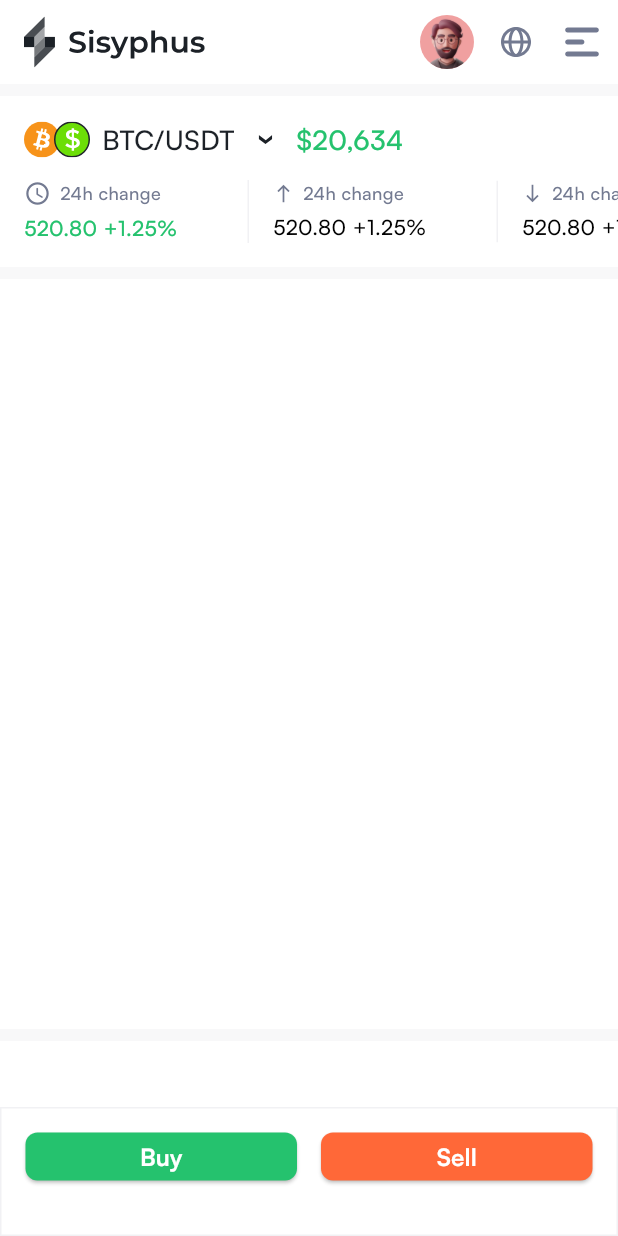
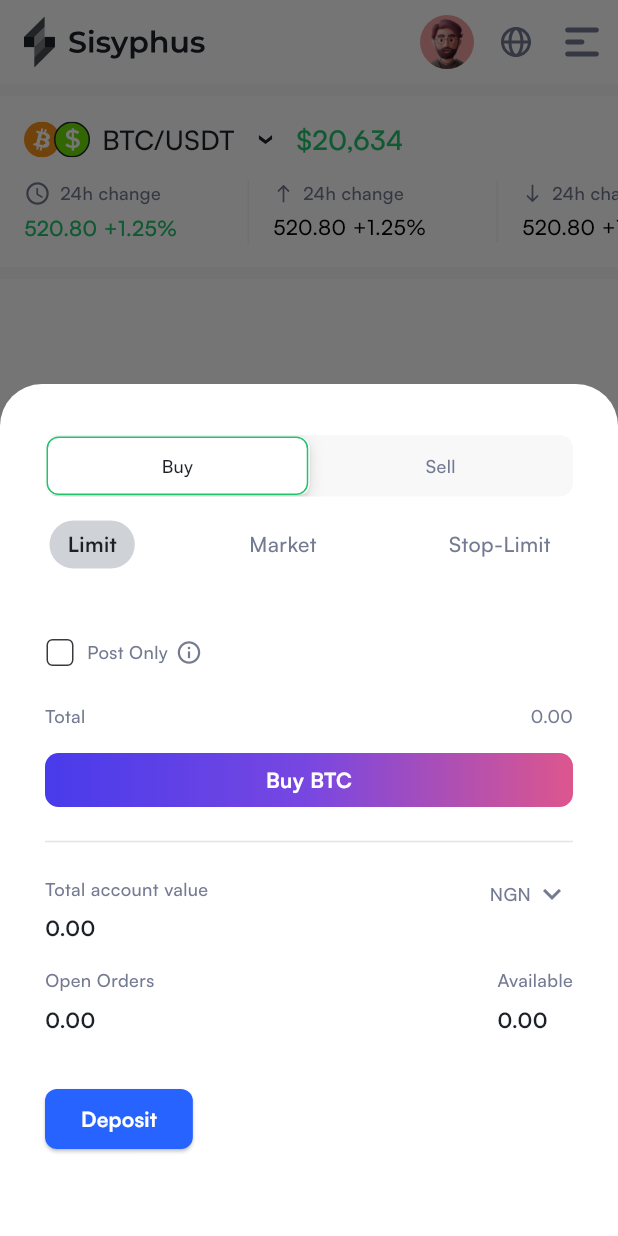
Before and after one commit to JustineUgo/roq_phus, a Flutter app: the screen it shows after launch, after a tap on "Buy", on a phone screen of 412 x 824 dp. Run offline on Flutter 3.47's test engine with Material 3 defaults, Android fonts, the phone set to English and light mode, and no system bars; our stand-ins replace flutter_svg.

Commit message:
ui: order bottomsheet wip

```diff
--- a/lib/src/widgets/footer.dart
+++ b/lib/src/widgets/footer.dart
@@ -1,4 +1,5 @@
 import 'package:flutter/material.dart';
+import 'package:sisyphus/src/widgets/order_bottomsheet.dart';
 import 'package:sisyphus/theme/theme.dart';
 
 class Footer extends StatelessWidget {
@@ -7,10 +8,7 @@ class Footer extends StatelessWidget {
   @override
   Widget build(BuildContext context) {
     return Container(
-      padding: const EdgeInsets.symmetric(
-        horizontal: 16,
-        vertical: 16,
-      ),
+      padding: const EdgeInsets.symmetric(horizontal: 16, vertical: 16),
       decoration: BoxDecoration(
         color: Theme.of(context).bottomSheetTheme.backgroundColor,
         borderRadius: BorderRadius.zero,
@@ -35,7 +33,15 @@ class Footer extends StatelessWidget {
                     ),
                   ),
                 ),
-                onPressed: () {},
+                onPressed: () {
+                  showModalBottomSheet<dynamic>(
+                    isScrollControlled: true,
+                    context: context,
+                    builder: (BuildContext buildContext) {
+                      return const OrderBottomSheet();
+                    },
+                  );
+                },
                 child: Text(
                   'Buy',
                   style: TextStyle(
@@ -56,7 +62,15 @@ class Footer extends StatelessWidget {
                     ),
                   ),
                 ),
-                onPressed: () {},
+                onPressed: () {
+                  showModalBottomSheet<dynamic>(
+                    isScrollControlled: true,
+                    context: context,
+                    builder: (BuildContext buildContext) {
+                      return const OrderBottomSheet();
+                    },
+                  );
+                },
                 child: Text(
                   'Sell',
                   style: TextStyle(
@@ -72,25 +86,3 @@ class Footer extends StatelessWidget {
     );
   }
 }
-
-// void displayBottomSheet(
-//   BuildContext context,
-//   TradeType tradeAction,
-// ) {
-//   showModalBottomSheet<dynamic>(
-//     isScrollControlled: true,
-//     context: context,
-//     shape: const RoundedRectangleBorder(
-//       borderRadius: BorderRadius.only(
-//         topLeft: Radius.circular(16),
-//         topRight: Radius.circular(16),
-//       ),
-//     ),
-//     backgroundColor:
-//         context.isDarkMode ? const Color(0xff20252B) : AppColors.white,
-//     barrierColor: Colors.black.withOpacity(0.5),
-//     builder: (BuildContext buildContext) {
-//       return const TradeBottomSheet();
-//     },
-//   );
-// }
--- a/lib/src/widgets/header.dart
+++ b/lib/src/widgets/header.dart
@@ -1,4 +1,3 @@
-import 'package:flutter/cupertino.dart';
 import 'package:flutter/material.dart';
 import 'package:flutter_svg/svg.dart';
 import 'package:sisyphus/theme/theme.dart';
--- /dev/null
+++ b/lib/src/widgets/order_bottomsheet.dart
@@ -0,0 +1,310 @@
+import 'package:flutter/cupertino.dart';
+import 'package:flutter/material.dart';
+import 'package:sisyphus/theme/theme.dart';
+
+class OrderBottomSheet extends StatefulWidget {
+  const OrderBottomSheet({super.key});
+
+  @override
+  State<OrderBottomSheet> createState() => _OrderBottomSheetState();
+}
+
+class _OrderBottomSheetState extends State<OrderBottomSheet> {
+  int selectedValue = 0;
+  String activeOption = 'Limit';
+
+  @override
+  Widget build(BuildContext context) {
+    return SingleChildScrollView(
+      padding: EdgeInsets.only(
+        bottom: MediaQuery.of(context).viewInsets.bottom,
+      ),
+      child: Padding(
+        padding: const EdgeInsets.fromLTRB(30, 34, 30, 34),
+        child: Column(
+          crossAxisAlignment: CrossAxisAlignment.start,
+          mainAxisSize: MainAxisSize.min,
+          children: [
+            SizedBox(
+              child: Column(
+                children: [
+                  CupertinoSlidingSegmentedControl(
+                    backgroundColor: Theme.of(context).scaffoldBackgroundColor,
+                    thumbColor:
+                        Theme.of(context).bottomSheetTheme.backgroundColor!,
+                    padding: const EdgeInsets.all(1),
+                    groupValue: selectedValue,
+                    children: {
+                      0: Container(
+                        width: 300,
+                        padding: const EdgeInsets.all(10),
+                        decoration: selectedValue != 0
+                            ? null
+                            : BoxDecoration(
+                                border:
+                                    Border.all(color: AppTheme.getTheme.green),
+                                borderRadius: BorderRadius.circular(8)),
+                        child: Center(
+                          child: Text('Buy',
+                              style: TextStyle(
+                                  fontSize: 12,
+                                  fontWeight: FontWeight.w500,
+                                  color: selectedValue == 0
+                                      ? AppTheme.getTheme.textColor
+                                      : AppTheme.getTheme.iconColor)),
+                        ),
+                      ),
+                      1: Container(
+                        width: 300,
+                        padding: const EdgeInsets.all(10),
+                        decoration: selectedValue != 1
+                            ? null
+                            : BoxDecoration(
+                                border:
+                                    Border.all(color: AppTheme.getTheme.green),
+                                borderRadius: BorderRadius.circular(8)),
+                        child: Center(
+                          child: Text('Sell',
+                              style: TextStyle(
+                                  fontSize: 12,
+                                  fontWeight: FontWeight.w500,
+                                  color: selectedValue == 1
+                                      ? AppTheme.getTheme.textColor
+                                      : AppTheme.getTheme.iconColor)),
+                        ),
+                      ),
+                    },
+                    onValueChanged: (value) {
+                      setState(() {
+                        selectedValue = value!;
+                      });
+                    },
+                  ),
+                ],
+              ),
+            ),
+            const SizedBox(height: 16),
+            Row(
+              mainAxisAlignment: MainAxisAlignment.spaceBetween,
+              children: ['Limit', 'Market', 'Stop-Limit'].map((option) {
+                bool isSelected = activeOption == option;
+                return GestureDetector(
+                  onTap: () {
+                    setState(() {
+                      activeOption = option;
+                    });
+                  },
+                  child: AnimatedContainer(
+                    duration: const Duration(milliseconds: 300),
+                    margin: const EdgeInsets.symmetric(horizontal: 3),
+                    padding:
+                        const EdgeInsets.symmetric(vertical: 6, horizontal: 12),
+                    decoration: BoxDecoration(
+                      borderRadius: BorderRadius.circular(100),
+                      color:
+                          isSelected ? AppTheme.getTheme.selectionColor : null,
+                    ),
+                    child: Center(
+                      child: Text(
+                        option,
+                        style: TextStyle(
+                          fontWeight:
+                              isSelected ? FontWeight.w700 : FontWeight.w500,
+                          fontSize: 14,
+                          color: isSelected
+                              ? AppTheme.getTheme.textColor
+                              : AppTheme.getTheme.iconColor,
+                        ),
+                      ),
+                    ),
+                  ),
+                );
+              }).toList(),
+            ),
+            const SizedBox(height: 16),
+            const SizedBox(height: 16),
+            Row(
+              children: [
+                SizedBox(
+                  width: 20,
+                  child: Checkbox(
+                    value: false,
+                    fillColor: WidgetStateProperty.all(
+                        Theme.of(context).bottomSheetTheme.backgroundColor!),
+                    checkColor: AppTheme.getTheme.iconColor,
+                    side: BorderSide(color: AppTheme.getTheme.borderColor),
+                    shape: RoundedRectangleBorder(
+                        borderRadius: BorderRadius.circular(4)),
+                    onChanged: (value) {},
+                  ),
+                ),
+                const SizedBox(width: 8),
+                Text(
+                  'Post Only',
+                  style: TextStyle(
+                      fontSize: 12,
+                      fontWeight: FontWeight.w500,
+                      color: AppTheme.getTheme.iconColor),
+                ),
+                const SizedBox(width: 5),
+                Icon(Icons.info_outline,
+                    size: 18, color: AppTheme.getTheme.iconColor),
+              ],
+            ),
+            const SizedBox(height: 10),
+            Row(
+              mainAxisAlignment: MainAxisAlignment.spaceBetween,
+              children: [
+                Text(
+                  'Total',
+                  style: TextStyle(
+                      fontSize: 12,
+                      fontWeight: FontWeight.w500,
+                      color: AppTheme.getTheme.iconColor),
+                ),
+                Text(
+                  '0.00',
+                  style: TextStyle(
+                      fontSize: 12,
+                      fontWeight: FontWeight.w500,
+                      color: AppTheme.getTheme.iconColor),
+                ),
+              ],
+            ),
+            const SizedBox(height: 16),
+            Container(
+              width: double.infinity,
+              padding: const EdgeInsets.symmetric(vertical: 8.0),
+              decoration: BoxDecoration(
+                borderRadius: BorderRadius.circular(9),
+                gradient: const LinearGradient(
+                  colors: [
+                    Color(0xff483BEB),
+                    Color(0xff7847E1),
+                    Color(0xffDD568D),
+                  ],
+                ),
+              ),
+              child: Center(
+                child: Text('Buy BTC',
+                    style: TextStyle(
+                        color: AppTheme.getTheme.white,
+                        fontSize: 14,
+                        fontWeight: FontWeight.w700)),
+              ),
+            ),
+            const SizedBox(height: 15),
+            Divider(color: AppTheme.getTheme.iconColor.withOpacity(.2)),
+            const SizedBox(height: 15),
+            Row(
+              mainAxisAlignment: MainAxisAlignment.spaceBetween,
+              crossAxisAlignment: CrossAxisAlignment.start,
+              children: [
+                Column(
+                  crossAxisAlignment: CrossAxisAlignment.start,
+                  children: [
+                    Text(
+                      'Total account value',
+                      style: TextStyle(
+                          fontSize: 12,
+                          fontWeight: FontWeight.w500,
+                          color: AppTheme.getTheme.iconColor),
+                    ),
+                    const SizedBox(height: 8),
+                    Text(
+                      '0.00',
+                      style: TextStyle(
+                          fontSize: 14,
+                          fontWeight: FontWeight.w700,
+                          color: AppTheme.getTheme.textColor),
+                    ),
+                  ],
+                ),
+                Column(crossAxisAlignment: CrossAxisAlignment.start, children: [
+                  Row(
+                    children: [
+                      Text(
+                        'NGN',
+                        style: TextStyle(
+                            fontSize: 12,
+                            fontWeight: FontWeight.w500,
+                            color: AppTheme.getTheme.iconColor),
+                      ),
+                      Padding(
+                        padding: const EdgeInsets.symmetric(horizontal: 2),
+                        child: Icon(Icons.expand_more,
+                            color: AppTheme.getTheme.iconColor),
+                      ),
+                    ],
+                  ),
+                ])
+              ],
+            ),
+            const SizedBox(height: 16),
+            Row(
+              mainAxisAlignment: MainAxisAlignment.spaceBetween,
+              crossAxisAlignment: CrossAxisAlignment.start,
+              children: [
+                Column(
+                  crossAxisAlignment: CrossAxisAlignment.start,
+                  children: [
+                    Text(
+                      'Open Orders',
+                      style: TextStyle(
+                          fontSize: 12,
+                          fontWeight: FontWeight.w500,
+                          color: AppTheme.getTheme.iconColor),
+                    ),
+                    const SizedBox(height: 8),
+                    Text(
+                      '0.00',
+                      style: TextStyle(
+                          fontSize: 14,
+                          fontWeight: FontWeight.w700,
+                          color: AppTheme.getTheme.textColor),
+                    ),
+                  ],
+                ),
+                Column(
+                  crossAxisAlignment: CrossAxisAlignment.start,
+                  children: [
+                    Text(
+                      'Available',
+                      style: TextStyle(
+                          fontSize: 12,
+                          fontWeight: FontWeight.w500,
+                          color: AppTheme.getTheme.iconColor),
+                    ),
+                    const SizedBox(height: 8),
+                    Text(
+                      '0.00',
+                      style: TextStyle(
+                          fontSize: 14,
+                          fontWeight: FontWeight.w700,
+                          color: AppTheme.getTheme.textColor),
+                    ),
+                  ],
+                ),
+              ],
+            ),
+            const SizedBox(height: 32),
+            ElevatedButton(
+              onPressed: () {},
+              style: ButtonStyle(
+                  shape: WidgetStatePropertyAll(RoundedRectangleBorder(
+                      borderRadius: BorderRadius.circular(8))),
+                  backgroundColor:
+                      WidgetStateProperty.all(const Color(0xFF2764FF))),
+              child: Text('Deposit',
+                  style: TextStyle(
+                      color: AppTheme.getTheme.white,
+                      fontWeight: FontWeight.w700,
+                      fontSize: 14)),
+            ),
+            const SizedBox(height: 20),
+          ],
+        ),
+      ),
+    );
+  }
+}
--- a/lib/theme/theme.dart
+++ b/lib/theme/theme.dart
@@ -9,11 +9,15 @@ class BaseTheme {
   final Color green;
   final Color red;
   final Color cardColor;
+  final Color selectionColor;
+  final Color borderColor;
 
   BaseTheme({
     required this.iconColor,
     required this.textColor,
     required this.cardColor,
+    required this.selectionColor,
+    required this.borderColor,
   })  : white = const Color(0xFFFFFFFF),
         black = const Color(0xFF000000),
         red = const Color(0xFFFF6838),
@@ -28,11 +32,15 @@ class AppTheme {
             iconColor: const Color(0xFFA7B1BC),
             textColor: const Color(0xFFFFFFFF),
             cardColor: const Color(0xFF17181B),
+            selectionColor: const Color(0xFF353945),
+            borderColor: const Color(0xFF373B3F)
           )
         : BaseTheme(
             iconColor: const Color(0xFF737a91),
             textColor: const Color(0xFF1C2127),
             cardColor: const Color(0xFFFFFFFF),
+            selectionColor: const Color(0xFFCFD3D8),
+            borderColor: const Color(0xFF373B3F)
           );
 
 }
```
